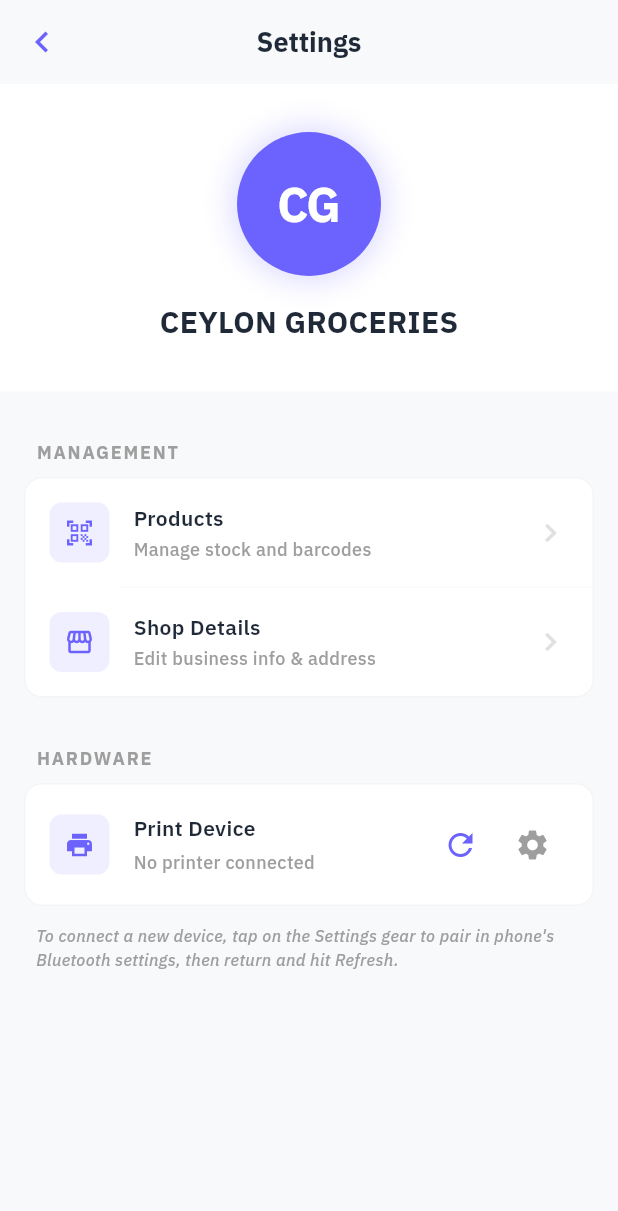
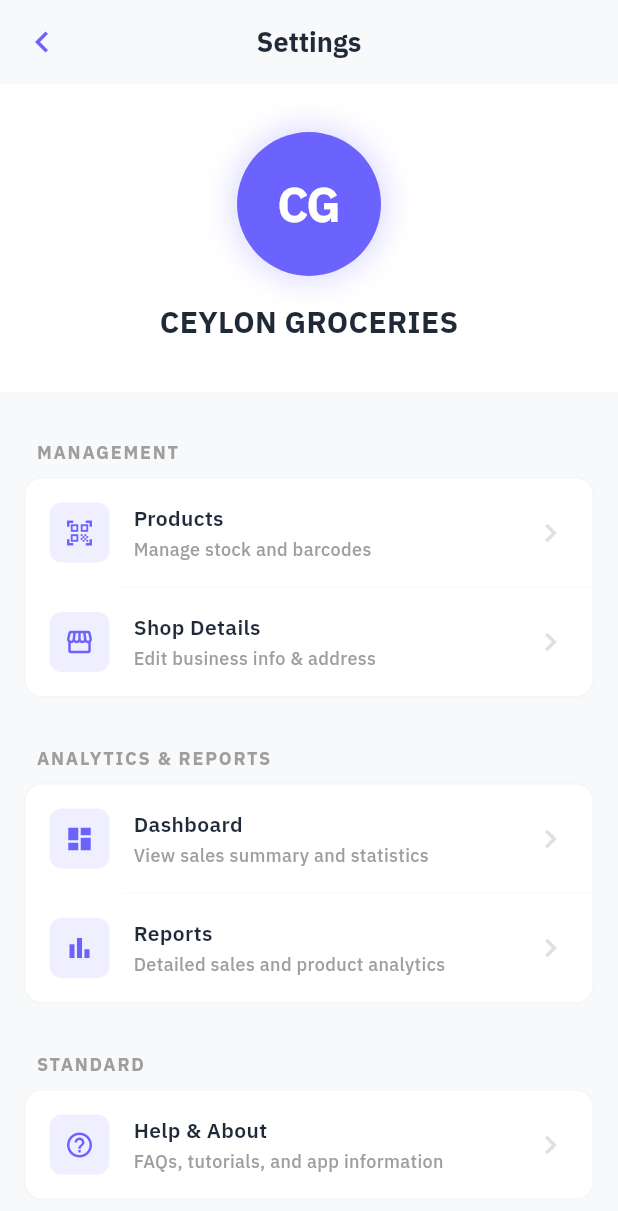
Before and after one commit to RensithUdara/BillGo-Mobile-App, a Flutter app: the SettingsPage screen opened by its route, on a phone screen of 412 x 824 dp. Shown: the top 1211 px of the screen. Run offline on Flutter 3.47's test engine with Material 3 defaults, Android fonts, the phone set to English and light mode, and no system bars; our stand-ins replace bloc, equatable, flutter_bloc, fpdart, get_it, go_router and 6 more; missing offline and left inert: app_settings, flutter_vibrate, mobile_scanner, print_bluetooth_thermal; accounts and stored records are empty.

Commit message:
Add Analytics & Reports section to SettingsPage: implement navigation to Dashboard and Reports

```diff
--- a/lib/features/settings/presentation/pages/settings_page.dart
+++ b/lib/features/settings/presentation/pages/settings_page.dart
@@ -113,6 +113,43 @@ class _SettingsPageState extends State<SettingsPage> {
                   title: 'Shop Details',
                   subtitle: 'Edit business info & address',
                   onTap: () => context.push('/shop'),
+                ),
+              ],
+            ),
+
+            const SizedBox(height: 24),
+
+            // Analytics Section
+            _buildSectionHeader('Analytics & Reports'),
+            _buildListGroup(
+              children: [
+                _buildListItem(
+                  icon: Icons.dashboard,
+                  title: 'Dashboard',
+                  subtitle: 'View sales summary and statistics',
+                  onTap: () => context.push('/dashboard'),
+                ),
+                _buildDivider(),
+                _buildListItem(
+                  icon: Icons.bar_chart,
+                  title: 'Reports',
+                  subtitle: 'Detailed sales and product analytics',
+                  onTap: () => context.push('/reports'),
+                ),
+              ],
+            ),
+
+            const SizedBox(height: 24),
+
+            // Standard Section
+            _buildSectionHeader('Standard'),
+            _buildListGroup(
+              children: [
+                _buildListItem(
+                  icon: Icons.help_outline,
+                  title: 'Help & About',
+                  subtitle: 'FAQs, tutorials, and app information',
+                  onTap: () => context.push('/help'),
                 ),
               ],
             ),
```
